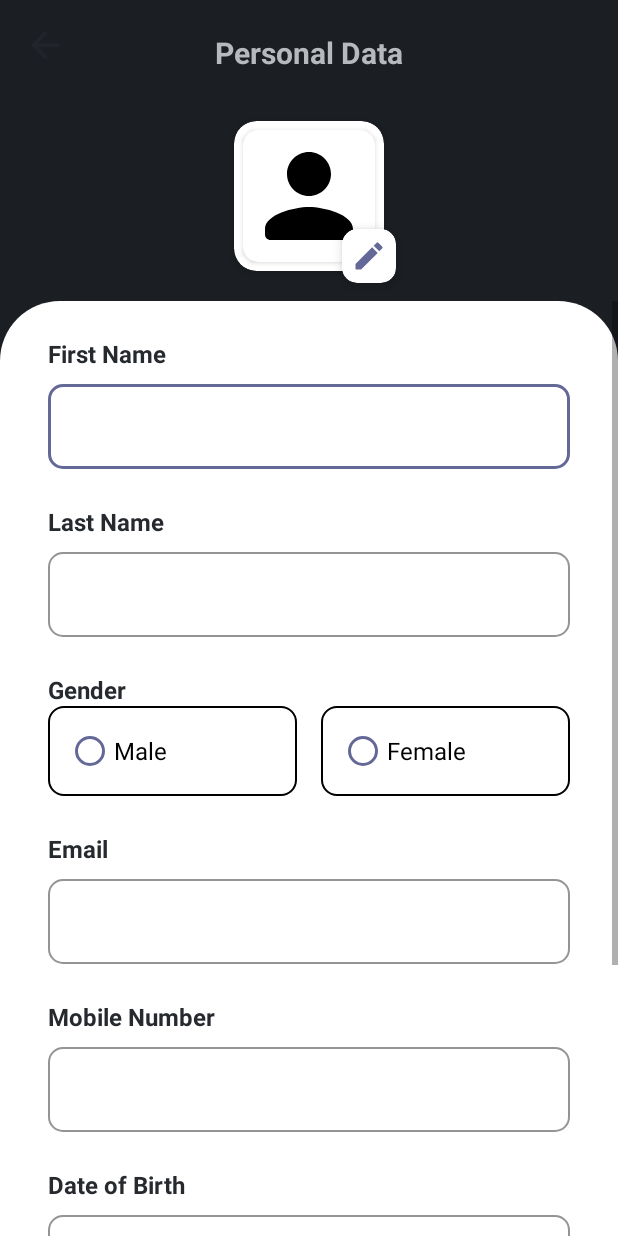
After one commit to Thre4dripper/Discussions, an Android app: the EditProfileActivity screen opened directly, with no data from a screen before it, on a phone screen of 412 x 824 dp. The commit adds this screen. Run offline under Robolectric (Android 15) with nearby library versions, the phone set to English and light mode, and no system bars; our stand-ins replace data binding.

Commit message:
added edit profile activity with design

```diff
--- /dev/null
+++ b/app/src/main/java/com/example/discussions/ui/editProfile/EditProfileActivity.kt
@@ -0,0 +1,12 @@
+package com.example.discussions.ui.editProfile
+
+import androidx.appcompat.app.AppCompatActivity
+import android.os.Bundle
+import com.example.discussions.R
+
+class EditProfileActivity : AppCompatActivity() {
+    override fun onCreate(savedInstanceState: Bundle?) {
+        super.onCreate(savedInstanceState)
+        setContentView(R.layout.activity_edit_profile)
+    }
+}
--- a/app/src/main/java/com/example/discussions/ui/home/ProfileFragment.kt
+++ b/app/src/main/java/com/example/discussions/ui/home/ProfileFragment.kt
@@ -1,5 +1,6 @@
 package com.example.discussions.ui.home
 
+import android.content.Intent
 import android.os.Bundle
 import android.view.LayoutInflater
 import android.view.View
@@ -7,6 +8,7 @@ import android.view.ViewGroup
 import androidx.fragment.app.Fragment
 import com.bumptech.glide.Glide
 import com.example.discussions.databinding.FragmentProfileBinding
+import com.example.discussions.ui.editProfile.EditProfileActivity
 
 class ProfileFragment : Fragment() {
     lateinit var binding: FragmentProfileBinding
@@ -21,6 +23,11 @@ class ProfileFragment : Fragment() {
             .load("https://media1.popsugar-assets.com/files/thumbor/8su-YMfzKmaONa2ODYaWx7dltHI/fit-in/500x500/filters:format_auto-!!-:strip_icc-!!-/2018/07/16/749/n/1922398/4c32bf875b4ccef29a4812.53698795_/i/Tom-Cruise.jpg")
             .into(binding.profileIv)
 
+        binding.editProfileBtn.setOnClickListener {
+            val intent = Intent(requireContext(), EditProfileActivity::class.java)
+            startActivity(intent)
+        }
+
         return binding.root
     }
 }
--- /dev/null
+++ b/app/src/main/res/drawable/ic_back_arrow.xml
@@ -0,0 +1,5 @@
+<vector android:autoMirrored="true" android:height="24dp"
+    android:tint="#000000" android:viewportHeight="24"
+    android:viewportWidth="24" android:width="24dp" xmlns:android="http://schemas.android.com/apk/res/android">
+    <path android:fillColor="@android:color/white" android:pathData="M20,11H7.83l5.59,-5.59L12,4l-8,8 8,8 1.41,-1.41L7.83,13H20v-2z"/>
+</vector>
--- /dev/null
+++ b/app/src/main/res/drawable/ic_calender.xml
@@ -0,0 +1,5 @@
+<vector android:alpha="0.9" android:height="24dp" android:tint="#000000"
+    android:viewportHeight="24" android:viewportWidth="24"
+    android:width="24dp" xmlns:android="http://schemas.android.com/apk/res/android">
+    <path android:fillColor="@android:color/white" android:pathData="M19,4h-1V2h-2v2H8V2H6v2H5C3.89,4 3.01,4.9 3.01,6L3,20c0,1.1 0.89,2 2,2h14c1.1,0 2,-0.9 2,-2V6C21,4.9 20.1,4 19,4zM19,20H5V10h14V20zM9,14H7v-2h2V14zM13,14h-2v-2h2V14zM17,14h-2v-2h2V14zM9,18H7v-2h2V18zM13,18h-2v-2h2V18zM17,18h-2v-2h2V18z"/>
+</vector>
--- /dev/null
+++ b/app/src/main/res/drawable/ic_edit.xml
@@ -0,0 +1,5 @@
+<vector android:height="24dp" android:tint="#000000"
+    android:viewportHeight="24" android:viewportWidth="24"
+    android:width="24dp" xmlns:android="http://schemas.android.com/apk/res/android">
+    <path android:fillColor="@android:color/white" android:pathData="M3,17.46v3.04c0,0.28 0.22,0.5 0.5,0.5h3.04c0.13,0 0.26,-0.05 0.35,-0.15L17.81,9.94l-3.75,-3.75L3.15,17.1c-0.1,0.1 -0.15,0.22 -0.15,0.36zM20.71,7.04c0.39,-0.39 0.39,-1.02 0,-1.41l-2.34,-2.34c-0.39,-0.39 -1.02,-0.39 -1.41,0l-1.83,1.83 3.75,3.75 1.83,-1.83z"/>
+</vector>
--- /dev/null
+++ b/app/src/main/res/drawable/radio_checked.xml
@@ -0,0 +1,6 @@
+<?xml version="1.0" encoding="utf-8"?>
+<shape xmlns:android="http://schemas.android.com/apk/res/android">
+    <solid android:color="@color/bg_color" />
+    <corners android:radius="10dp" />
+    <stroke android:width="2dp" android:color="@color/login_header_color" />
+</shape>
--- /dev/null
+++ b/app/src/main/res/drawable/radio_regular.xml
@@ -0,0 +1,6 @@
+<?xml version="1.0" encoding="utf-8"?>
+<shape xmlns:android="http://schemas.android.com/apk/res/android">
+    <solid android:color="@color/bg_color" />
+    <corners android:radius="10dp" />
+    <stroke android:width="1dp" android:color="#000" />
+</shape>
--- /dev/null
+++ b/app/src/main/res/layout/activity_edit_profile.xml
@@ -0,0 +1,279 @@
+<?xml version="1.0" encoding="utf-8"?>
+<layout xmlns:android="http://schemas.android.com/apk/res/android"
+    xmlns:app="http://schemas.android.com/apk/res-auto"
+    xmlns:tools="http://schemas.android.com/tools">
+
+    <data>
+
+        <variable
+            name="viewModel"
+            type="com.example.discussions.viewModels.EditProfileViewModel" />
+    </data>
+
+    <androidx.constraintlayout.widget.ConstraintLayout
+        android:layout_width="match_parent"
+        android:layout_height="match_parent"
+        android:background="#1B1E23"
+        tools:context=".ui.editProfile.EditProfileActivity">
+
+        <ImageView
+            android:id="@+id/personal_data_back_btn"
+            android:layout_width="28dp"
+            android:layout_height="28dp"
+            android:layout_marginStart="16dp"
+            android:layout_marginTop="16dp"
+            android:background="?attr/selectableItemBackgroundBorderless"
+            android:clickable="true"
+            android:contentDescription="@string/edit_profile_back_button_desc"
+            android:focusable="true"
+            android:src="@drawable/ic_back_arrow"
+            app:layout_constraintStart_toStartOf="parent"
+            app:layout_constraintTop_toTopOf="parent"
+            app:tint="@color/icon_tint" />
+
+        <TextView
+            android:id="@+id/textView"
+            android:layout_width="wrap_content"
+            android:layout_height="wrap_content"
+            android:layout_marginTop="9dp"
+            android:text="@string/edit_profile_label_personal_data"
+            android:textColor="@color/light_gray"
+            android:textSize="20sp"
+            android:textStyle="bold"
+            app:layout_constraintBottom_toBottomOf="@+id/personal_data_back_btn"
+            app:layout_constraintEnd_toEndOf="parent"
+            app:layout_constraintStart_toStartOf="parent"
+            app:layout_constraintTop_toTopOf="@+id/personal_data_back_btn" />
+
+        <androidx.cardview.widget.CardView
+            android:id="@+id/profile_image_cv"
+            android:layout_width="100dp"
+            android:layout_height="100dp"
+            android:layout_marginTop="32dp"
+            android:shadowColor="@color/black"
+            app:cardCornerRadius="15dp"
+            app:cardElevation="4dp"
+            app:layout_constraintEnd_toEndOf="parent"
+            app:layout_constraintStart_toStartOf="parent"
+            app:layout_constraintTop_toBottomOf="@+id/textView">
+
+            <androidx.cardview.widget.CardView
+                android:layout_width="match_parent"
+                android:layout_height="match_parent"
+                android:layout_margin="6dp"
+                app:cardBackgroundColor="@color/white"
+                app:cardCornerRadius="10dp">
+
+                <ImageView
+                    android:id="@+id/personal_data_iv"
+                    android:layout_width="match_parent"
+                    android:layout_height="match_parent"
+                    android:layout_gravity="center"
+                    android:contentDescription="@string/profile_image_desc"
+                    android:src="@drawable/ic_profile" />
+            </androidx.cardview.widget.CardView>
+        </androidx.cardview.widget.CardView>
+
+        <androidx.cardview.widget.CardView
+            android:id="@+id/edit_profile_image_btn"
+            android:layout_width="wrap_content"
+            android:layout_height="wrap_content"
+            android:layout_marginEnd="-8dp"
+            android:layout_marginBottom="-8dp"
+            android:clickable="true"
+            android:focusable="true"
+            android:foreground="?attr/selectableItemBackgroundBorderless"
+            android:shadowColor="@color/black"
+            app:cardCornerRadius="10dp"
+            app:cardElevation="5dp"
+            app:layout_constraintBottom_toBottomOf="@+id/profile_image_cv"
+            app:layout_constraintEnd_toEndOf="@+id/profile_image_cv">
+
+            <ImageView
+                android:layout_width="wrap_content"
+                android:layout_height="wrap_content"
+                android:layout_gravity="center"
+                android:layout_margin="6dp"
+                android:contentDescription="@string/edit_profile_edit_profile_desc"
+                android:src="@drawable/ic_edit"
+                app:tint="@color/login_header_color" />
+
+        </androidx.cardview.widget.CardView>
+
+        <ScrollView
+            android:layout_width="0dp"
+            android:layout_height="0dp"
+            android:layout_marginTop="20dp"
+            android:background="@drawable/profile_bottom_bg"
+            app:layout_constraintBottom_toBottomOf="parent"
+            app:layout_constraintEnd_toEndOf="parent"
+            app:layout_constraintStart_toStartOf="parent"
+            app:layout_constraintTop_toBottomOf="@+id/profile_image_cv">
+
+            <LinearLayout
+                android:layout_width="match_parent"
+                android:layout_height="wrap_content"
+                android:layout_marginStart="32dp"
+                android:layout_marginEnd="32dp"
+                android:orientation="vertical">
+
+                <!--                First Name-->
+                <TextView
+                    style="@style/EditProfileFieldsTvStyle"
+                    android:text="@string/edit_profile_label_first_name" />
+
+                <com.google.android.material.textfield.TextInputLayout style="@style/EditProfileFieldsTilStyle">
+
+                    <com.google.android.material.textfield.TextInputEditText
+                        android:id="@+id/first_name_et"
+                        android:layout_width="match_parent"
+                        android:layout_height="wrap_content"
+                        android:inputType="text"
+                        android:text="@={viewModel.firstName}" />
+                </com.google.android.material.textfield.TextInputLayout>
+
+
+                <!--                Last Name-->
+                <TextView
+                    style="@style/EditProfileFieldsTvStyle"
+                    android:text="@string/edit_profile_label_last_name" />
+
+                <com.google.android.material.textfield.TextInputLayout style="@style/EditProfileFieldsTilStyle">
+
+                    <com.google.android.material.textfield.TextInputEditText
+                        android:id="@+id/last_name_et"
+                        android:layout_width="match_parent"
+                        android:layout_height="wrap_content"
+                        android:inputType="text"
+                        android:text="@={viewModel.lastName}" />
+                </com.google.android.material.textfield.TextInputLayout>
+
+
+                <!--                Gender-->
+                <TextView
+                    style="@style/EditProfileFieldsTvStyle"
+                    android:text="@string/edit_profile_label_gender_name" />
+
+                <LinearLayout
+                    android:layout_width="match_parent"
+                    android:layout_height="wrap_content"
+                    android:baselineAligned="false"
+                    android:orientation="horizontal">
+
+                    <LinearLayout
+                        android:id="@+id/male_radio_layout"
+                        android:layout_width="0dp"
+                        android:layout_height="wrap_content"
+                        android:layout_marginEnd="8dp"
+                        android:layout_weight="1"
+                        android:background="@drawable/radio_regular">
+
+                        <RadioButton
+                            android:id="@+id/male_radio"
+                            style="@style/EditProfileRbStyle"
+                            android:buttonTint="@color/login_header_color"
+                            android:text="@string/edit_profile_label_gender_male" />
+                    </LinearLayout>
+
+                    <LinearLayout
+                        android:id="@+id/female_radio_layout"
+                        android:layout_width="0dp"
+                        android:layout_height="wrap_content"
+                        android:layout_marginStart="8dp"
+                        android:layout_weight="1"
+                        android:background="@drawable/radio_regular">
+
+                        <RadioButton
+                            android:id="@+id/female_radio"
+                            style="@style/EditProfileRbStyle"
+                            android:buttonTint="@color/login_header_color"
+                            android:text="@string/edit_profile_label_gender_female" />
+                    </LinearLayout>
+                </LinearLayout>
+
+                <!--               Personal Email-->
+                <TextView
+                    style="@style/EditProfileFieldsTvStyle"
+                    android:text="@string/edit_profile_label_email" />
+
+                <com.google.android.material.textfield.TextInputLayout
+                    style="@style/EditProfileFieldsTilStyle"
+                    app:suffixText="\@gmail.com">
+
+                    <com.google.android.material.textfield.TextInputEditText
+                        android:layout_width="match_parent"
+                        android:layout_height="wrap_content"
+                        android:inputType="textEmailAddress"
+                        android:text="@={viewModel.email}" />
+                </com.google.android.material.textfield.TextInputLayout>
+
+
+                <!--                Mobile Number-->
+                <TextView
+                    style="@style/EditProfileFieldsTvStyle"
+                    android:text="@string/edit_profile_label_mobile_no" />
+
+                <com.google.android.material.textfield.TextInputLayout style="@style/EditProfileFieldsTilStyle">
+
+                    <com.google.android.material.textfield.TextInputEditText
+                        android:id="@+id/mobile_no_et"
+                        android:layout_width="match_parent"
+                        android:layout_height="wrap_content"
+                        android:inputType="number"
+                        android:text="@={viewModel.mobileNo}" />
+                </com.google.android.material.textfield.TextInputLayout>
+
+
+                <!--                Date of Birth-->
+                <TextView
+                    style="@style/EditProfileFieldsTvStyle"
+                    android:text="@string/edit_profile_label_dob" />
+
+                <com.google.android.material.textfield.TextInputLayout
+                    android:id="@+id/dob_til"
+                    style="@style/EditProfileFieldsTilStyle"
+                    app:endIconDrawable="@drawable/ic_calender"
+                    app:endIconMode="custom"
+                    app:endIconTint="@color/login_header_color">
+
+                    <com.google.android.material.textfield.TextInputEditText
+                        android:id="@+id/dob_et"
+                        android:layout_width="match_parent"
+                        android:layout_height="wrap_content"
+                        android:inputType="date"
+                        android:text="@={viewModel.dob}" />
+                </com.google.android.material.textfield.TextInputLayout>
+
+
+                <!--                Address-->
+                <TextView
+                    style="@style/EditProfileFieldsTvStyle"
+                    android:text="@string/edit_profile_label_address" />
+
+                <com.google.android.material.textfield.TextInputLayout style="@style/EditProfileFieldsTilStyle">
+
+                    <com.google.android.material.textfield.TextInputEditText
+                        android:layout_width="match_parent"
+                        android:layout_height="wrap_content"
+                        android:inputType="textMultiLine"
+                        android:text="@={viewModel.address}" />
+                </com.google.android.material.textfield.TextInputLayout>
+
+                <com.google.android.material.button.MaterialButton
+                    android:id="@+id/update_profile_btn"
+                    android:layout_width="wrap_content"
+                    android:layout_height="wrap_content"
+                    android:layout_gravity="center"
+                    android:layout_marginTop="32dp"
+                    android:layout_marginBottom="16dp"
+                    android:backgroundTint="@color/login_header_color"
+                    android:paddingStart="20dp"
+                    android:paddingTop="10dp"
+                    android:paddingEnd="20dp"
+                    android:paddingBottom="10dp"
+                    android:text="@string/edit_profile_update_profile_btn"
+                    app:cornerRadius="50dp" />
+            </LinearLayout>
+        </ScrollView>
+    </androidx.constraintlayout.widget.ConstraintLayout>
+</layout>
--- a/app/src/main/res/layout/fragment_profile.xml
+++ b/app/src/main/res/layout/fragment_profile.xml
@@ -66,7 +66,7 @@
             app:layout_constraintTop_toBottomOf="@+id/profile_name_tv" />
 
         <com.google.android.material.button.MaterialButton
-            android:id="@+id/materialButton"
+            android:id="@+id/edit_profile_btn"
             android:layout_width="match_parent"
             android:layout_height="wrap_content"
             android:layout_margin="16dp"
@@ -84,7 +84,7 @@
             app:layout_constraintBottom_toBottomOf="parent"
             app:layout_constraintEnd_toEndOf="parent"
             app:layout_constraintStart_toStartOf="parent"
-            app:layout_constraintTop_toBottomOf="@+id/materialButton">
+            app:layout_constraintTop_toBottomOf="@+id/edit_profile_btn">
 
             <androidx.cardview.widget.CardView
                 android:id="@+id/cardView5"
--- a/app/src/main/res/values/colors.xml
+++ b/app/src/main/res/values/colors.xml
@@ -12,4 +12,8 @@
     <color name="login_til_stroke_color">@color/login_header_color</color>
     <color name="dark_gray">#222831</color>
     <color name="light_gray">#B7BABC</color>
+
+    <color name="icon_tint">#21252B</color>
+    <color name="text_color">#262A2E</color>
+    <color name="bg_color">@color/white</color>
 </resources>
--- a/app/src/main/res/values/strings.xml
+++ b/app/src/main/res/values/strings.xml
@@ -32,5 +32,19 @@
     <string name="profile_rating_text">200</string>
     <string name="profile_rating_label">Rating</string>
 
-
+    //Edit Profile Activity
+    <string name="edit_profile_back_button_desc">Back Button</string>
+    <string name="edit_profile_label_personal_data">Personal Data</string>
+    <string name="edit_profile_edit_profile_desc">Edit Profile Photo</string>
+    <string name="edit_profile_label_first_name">First Name</string>
+    <string name="edit_profile_label_last_name">Last Name</string>
+    <string name="edit_profile_label_gender_name">Gender</string>
+    <string name="edit_profile_label_gender_male">Male</string>
+    <string name="edit_profile_label_gender_female">Female</string>
+    <string name="edit_profile_label_email">Email</string>
+    <string name="edit_profile_label_mobile_no">Mobile Number</string>
+    <string name="edit_profile_label_dob">Date of Birth</string>
+    <string name="edit_profile_label_text_dob">%d-%d-%d</string>
+    <string name="edit_profile_label_address">Address (optional)</string>
+    <string name="edit_profile_update_profile_btn">UPDATE PROFILE</string>
 </resources>
--- a/app/src/main/res/values/styles.xml
+++ b/app/src/main/res/values/styles.xml
@@ -47,6 +47,7 @@
         <item name="android:textStyle">bold</item>
     </style>
 
+    //Profile Fragment Styles
     <style name="ProfileDescTvStyle">
         <item name="android:layout_width">0dp</item>
         <item name="android:layout_height">wrap_content</item>
@@ -62,4 +63,34 @@
         <item name="cardElevation">5dp</item>
         <item name="android:layout_marginTop">32dp</item>
     </style>
+
+    //Edit Profile Activity Styles
+    <style name="EditProfileFieldsTvStyle">
+        <item name="android:layout_width">wrap_content</item>
+        <item name="android:layout_height">wrap_content</item>
+        <item name="android:textColor">@color/text_color</item>
+        <item name="android:layout_marginTop">24dp</item>
+        <item name="android:textSize">16sp</item>
+        <item name="android:textStyle">bold</item>
+    </style>
+
+    <style name="EditProfileFieldsTilStyle" parent="Widget.MaterialComponents.TextInputLayout.OutlinedBox">
+        <item name="android:layout_width">match_parent</item>
+        <item name="android:layout_height">wrap_content</item>
+        <item name="boxStrokeColor">@color/login_header_color</item>
+        <item name="android:layout_marginTop">4dp</item>
+        <item name="boxBackgroundColor">@color/bg_color</item>
+        <item name="boxCornerRadiusBottomStart">10dp</item>
+        <item name="boxCornerRadiusBottomEnd">10dp</item>
+        <item name="boxCornerRadiusTopStart">10dp</item>
+        <item name="boxCornerRadiusTopEnd">10dp</item>
+
+    </style>
+
+    <style name="EditProfileRbStyle">
+        <item name="android:layout_width">match_parent</item>
+        <item name="android:layout_height">60dp</item>
+        <item name="android:textSize">16sp</item>
+        <item name="android:layout_marginStart">12dp</item>
+    </style>
 </resources>
```
Also changed, not shown: app/src/main/AndroidManifest.xml (+7 -0 lines).
